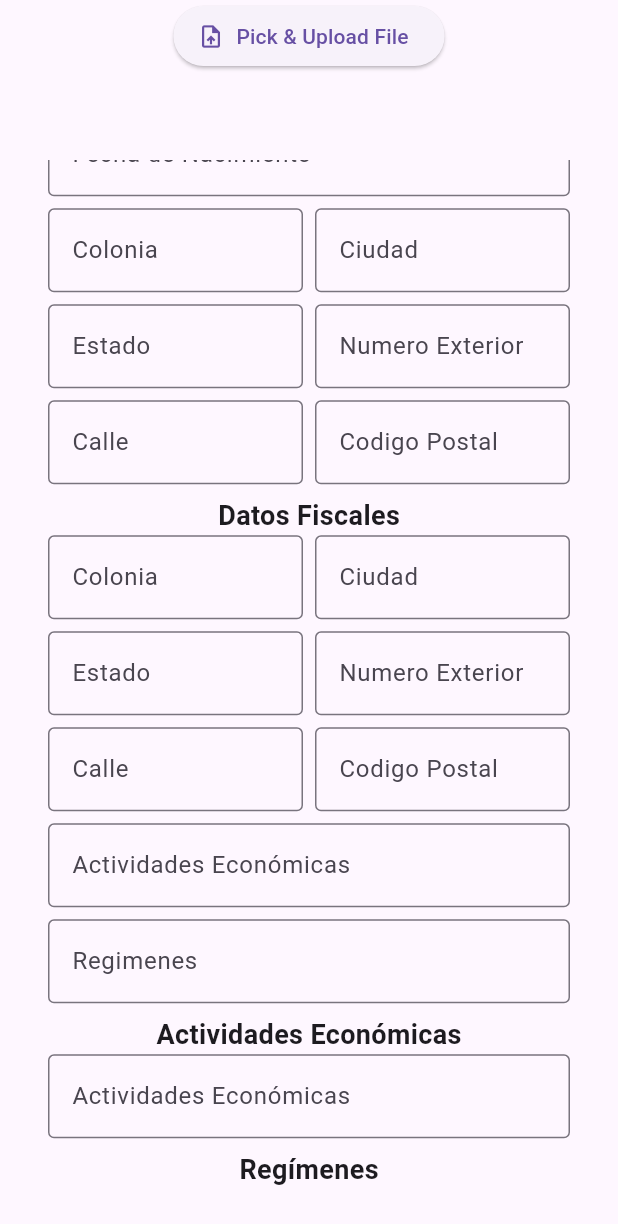
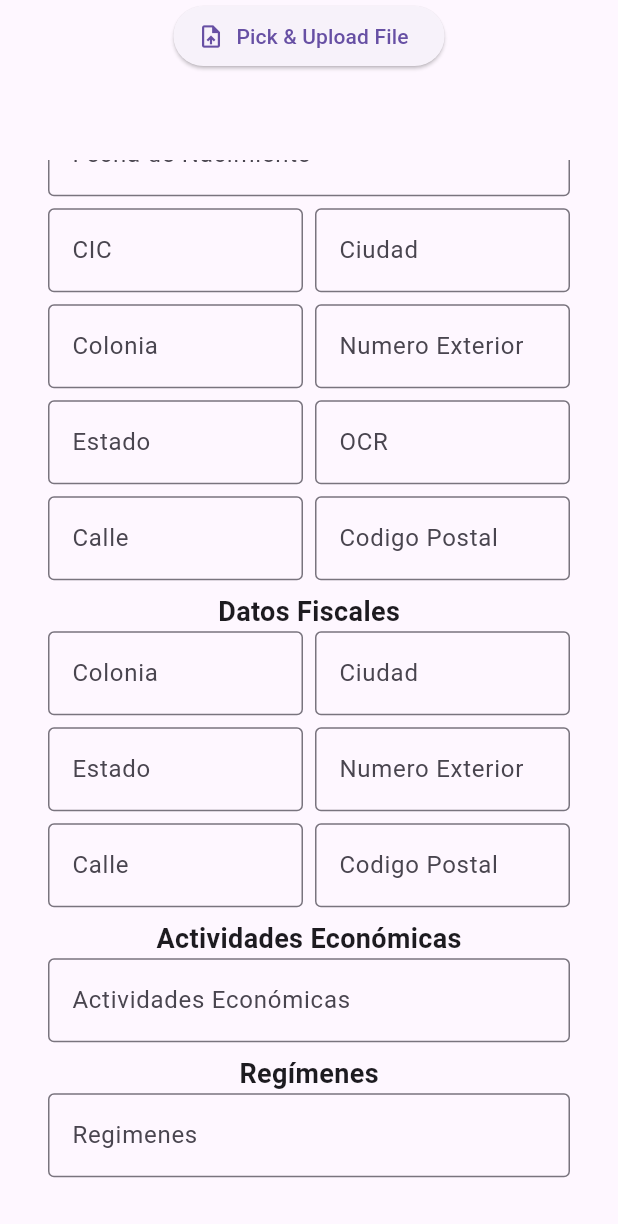
Before and after one commit to nessmp/notary_automatizations, a Flutter app: the screen it shows after launch, scrolled down 122 dp, on a phone screen of 412 x 824 dp. Shown: the top 1224 px of the screen. Run offline on Flutter 3.47's test engine with Material 3 defaults, Android fonts, the phone set to English and light mode, and no system bars; our stand-ins replace file_picker; missing offline and left inert: dart:ffi, window_size.

Commit message:
update fields layout

```diff
--- a/lib/widgets/form_viewer.dart
+++ b/lib/widgets/form_viewer.dart
@@ -18,11 +18,13 @@ class _FormViewer extends State<FormViewer> {
   final _formKey = GlobalKey<FormState>();
   final _personalDataControllers = {
     Constants.kBirthDateLabel : TextEditingController(),
+    Constants.kCicLabel : TextEditingController(),
     Constants.kCityLabel : TextEditingController(),
     Constants.kColoniaLabel : TextEditingController(),
     Constants.kCurpLabel : TextEditingController(),
     Constants.kHouseNumberLabel : TextEditingController(),
     Constants.kNameLabel : TextEditingController(),
+    Constants.kOcrLabel : TextEditingController(),
     Constants.kRfcLabel : TextEditingController(),
     Constants.kStateLabel : TextEditingController(),
     Constants.kStreetLabel : TextEditingController(),
@@ -33,11 +35,7 @@ class _FormViewer extends State<FormViewer> {
 final _fiscalDataControllers = {
     Constants.kCityLabel : TextEditingController(),
     Constants.kColoniaLabel : TextEditingController(),
-    Constants.kCurpLabel : TextEditingController(),
-    Constants.kEconomicActivitiesLabel : TextEditingController(),
     Constants.kHouseNumberLabel : TextEditingController(),
-    Constants.kRegimesLabel : TextEditingController(),
-    Constants.kRfcLabel : TextEditingController(),
     Constants.kStateLabel : TextEditingController(),
     Constants.kStreetLabel : TextEditingController(),
     Constants.kZipCodeLabel : TextEditingController(),
```
